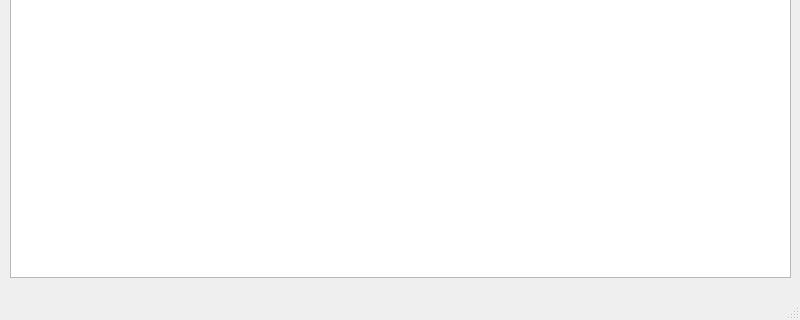
Above: cis60.1/GamePhysics/gamemenu.ui from fbardelli/compsci before the change; both pictures show x 0 to 800 and y 280 to 600 of the 800 by 600 pixel window. Below: the same form after it.
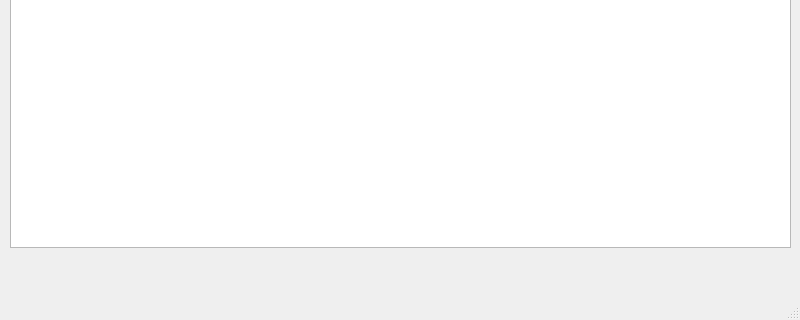
That is the form after the change.

Commit message: Fixed collision detection with walls.  added obstacle

Patch:
```diff
--- a/cis60.1/GamePhysics/gamemenu.ui
+++ b/cis60.1/GamePhysics/gamemenu.ui
@@ -33,7 +33,7 @@
       <x>10</x>
       <y>80</y>
       <width>781</width>
-      <height>461</height>
+      <height>431</height>
      </rect>
     </property>
     <property name="verticalScrollBarPolicy">
```
The commit also changes 2 other files.
